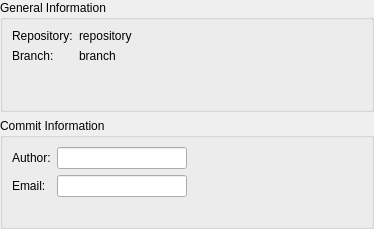
qt-creator/qt-creator, file src/plugins/git/gitsubmitpanel.ui: the form before one commit.
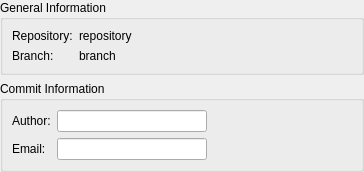
The form after the commit. Icons and pictures are not drawn.

Commit message:
Git: Only allow commit if author information is valid
Check author information to be valid before enableing
the commit button.

Task-number: QTCREATORBUG-2410

The edit to the form file:
```diff
--- a/src/plugins/git/gitsubmitpanel.ui
+++ b/src/plugins/git/gitsubmitpanel.ui
@@ -6,8 +6,8 @@
    <rect>
     <x>0</x>
     <y>0</y>
-    <width>374</width>
-    <height>229</height>
+    <width>364</width>
+    <height>172</height>
    </rect>
   </property>
   <layout class="QVBoxLayout" name="verticalLayout">
@@ -59,9 +59,7 @@
      <property name="title">
       <string>Commit Information</string>
      </property>
-     <layout class="QHBoxLayout" name="horizontalLayout">
-      <item>
-       <layout class="QFormLayout" name="formLayout">
+     <layout class="QGridLayout" name="gridLayout">
         <item row="0" column="0">
          <widget class="QLabel" name="authorLabel">
           <property name="text">
@@ -70,33 +68,80 @@
          </widget>
         </item>
         <item row="0" column="1">
-         <widget class="QLineEdit" name="authorLineEdit"/>
-        </item>
-        <item row="1" column="0">
-         <widget class="QLabel" name="emailLabel">
+       <widget class="QLineEdit" name="authorLineEdit">
+        <property name="minimumSize">
+         <size>
+          <width>150</width>
+          <height>0</height>
+         </size>
+        </property>
+       </widget>
+      </item>
+      <item row="0" column="2">
+       <widget class="QLabel" name="invalidAuthorLabel">
+        <property name="minimumSize">
+         <size>
+          <width>20</width>
+          <height>20</height>
+         </size>
+        </property>
           <property name="text">
-           <string>Email:</string>
+         <string/>
+        </property>
+        <property name="pixmap">
+         <pixmap resource="../projectexplorer/projectexplorer.qrc">:/projectexplorer/images/compile_error.png</pixmap>
           </property>
          </widget>
         </item>
-        <item row="1" column="1">
-         <widget class="QLineEdit" name="emailLineEdit"/>
-        </item>
-       </layout>
-      </item>
-      <item>
+      <item row="0" column="3">
        <spacer name="horizontalSpacer">
         <property name="orientation">
          <enum>Qt::Horizontal</enum>
         </property>
+        <property name="sizeType">
+         <enum>QSizePolicy::MinimumExpanding</enum>
+        </property>
         <property name="sizeHint" stdset="0">
          <size>
-          <width>161</width>
+          <width>5</width>
           <height>20</height>
          </size>
         </property>
        </spacer>
       </item>
+      <item row="1" column="0">
+       <widget class="QLabel" name="emailLabel">
+        <property name="text">
+         <string>Email:</string>
+        </property>
+       </widget>
+      </item>
+      <item row="1" column="1">
+       <widget class="QLineEdit" name="emailLineEdit">
+        <property name="minimumSize">
+         <size>
+          <width>150</width>
+          <height>0</height>
+         </size>
+        </property>
+       </widget>
+      </item>
+      <item row="1" column="2">
+       <widget class="QLabel" name="invalidEmailLabel">
+        <property name="minimumSize">
+         <size>
+          <width>20</width>
+          <height>20</height>
+         </size>
+        </property>
+        <property name="text">
+         <string/>
+        </property>
+        <property name="pixmap">
+         <pixmap resource="../projectexplorer/projectexplorer.qrc">:/projectexplorer/images/compile_error.png</pixmap>
+        </property>
+       </widget>
+      </item>
      </layout>
     </widget>
    </item>
```
Left out of the diff: 4 changed lines with no effect on the pictures. Lines whose indentation alone changed are shown as unchanged. The commit also changes 4 other files.
